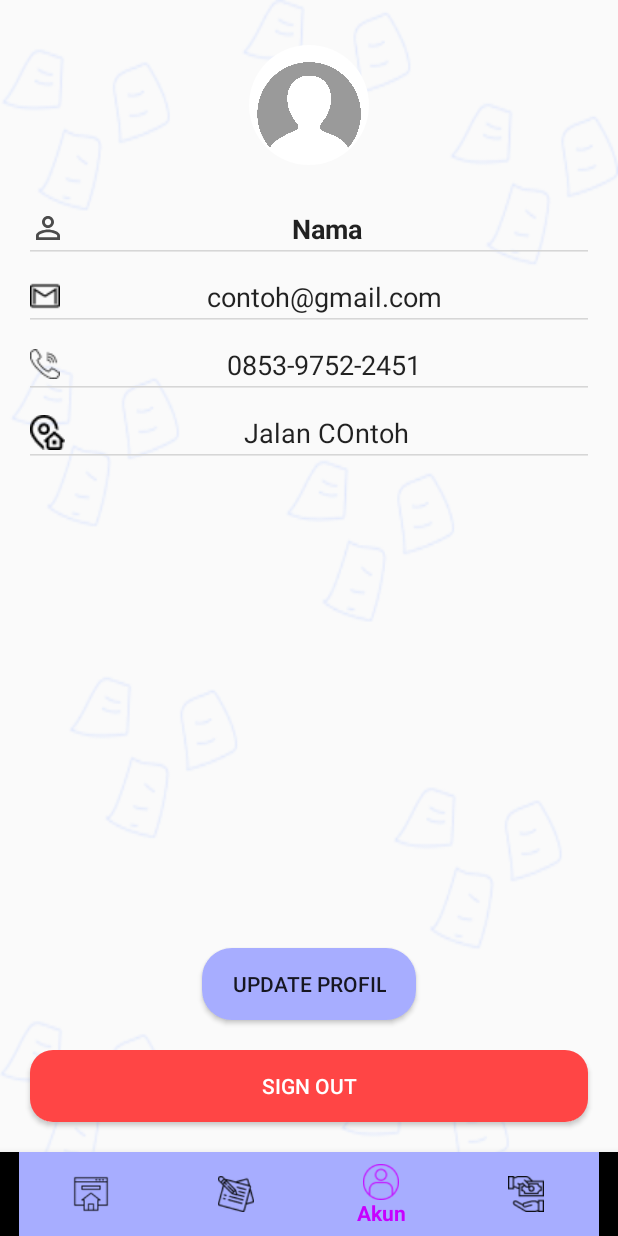
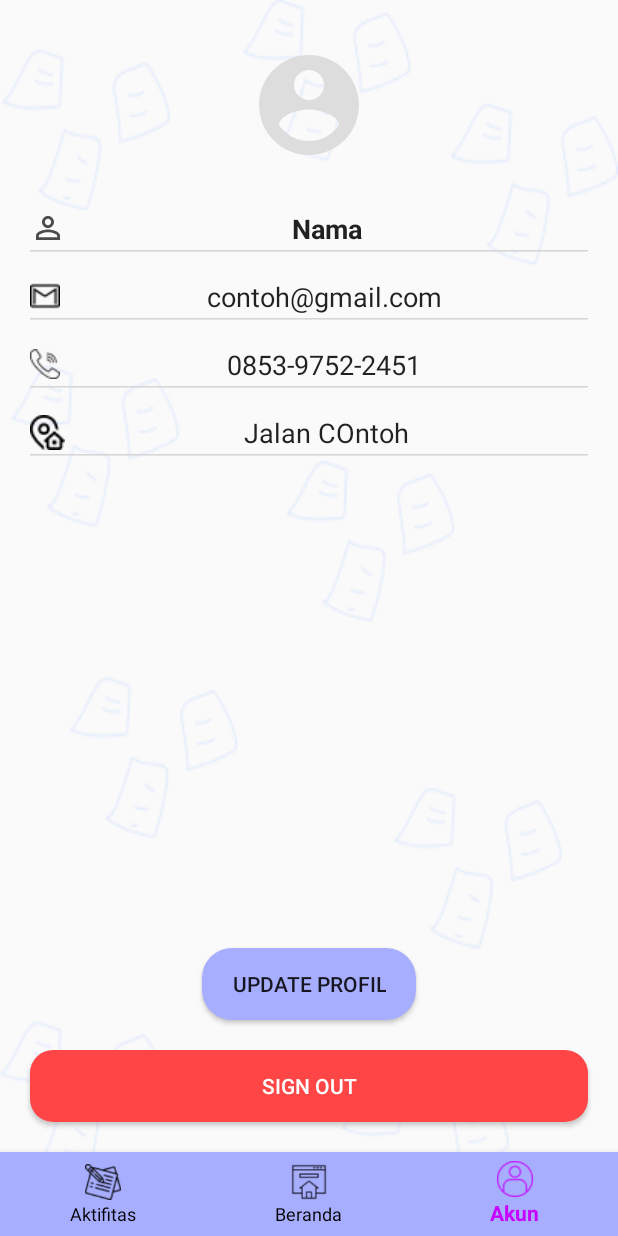
Before and after one commit to aliAsgarZainalAbidin/project-O2, an Android app: the DashboardPelangganActivity screen opened directly, with no data from a screen before it, item 3 of the bottom bar chosen, on a phone screen of 412 x 824 dp. Run offline under Robolectric (Android 15) with nearby library versions, the phone set to English and light mode, and no system bars; our stand-ins replace CircleImageView, Picasso; pictures from the network do not load; 9 statements that could not run were skipped.

Commit message:
Fix Error Fragment Akun

```diff
--- a/app/src/main/java/com/oa/needyou/pelanggan/DashboardPelangganActivity.java
+++ b/app/src/main/java/com/oa/needyou/pelanggan/DashboardPelangganActivity.java
@@ -40,6 +40,7 @@ public class DashboardPelangganActivity extends AppCompatActivity {
         bottomNavigationView = findViewById(R.id.bottom_navigation);
         getBundle();
         bottomNavigationView.setOnNavigationItemSelectedListener(onNavigationItemSelectedListener);
+        bottomNavigationView.setSelectedItemId(R.id.btn_beranda);
         openFragment(new BerandaFragment());
     }
 
@@ -93,9 +94,9 @@ public class DashboardPelangganActivity extends AppCompatActivity {
                     openFragment(new AktifitasFragment());
                     return true;
 
-                case R.id.btn_pembayaran:
-                    openFragment(new PembayaranFragment());
-                    return true;
+//                case R.id.btn_pembayaran:
+//                    openFragment(new PembayaranFragment());
+//                    return true;
 
 //                case R.id.btn_pesan:
 //                    openFragment(new PesanFragment());
--- a/app/src/main/java/com/oa/needyou/pelanggan/akun/AkunFragment.java
+++ b/app/src/main/java/com/oa/needyou/pelanggan/akun/AkunFragment.java
@@ -168,8 +168,7 @@ public class AkunFragment extends Fragment {
 
                         String foto = URL_IP.ALAMAT_IP+path;
 
-                        Picasso.with(getActivity()).load(foto).error(R.drawable.img_circle).placeholder(R.drawable.img_circle).into(foto_profil);
-
+                        Picasso.with(getContext()).load(foto).error(R.drawable.ic_baseline_account_circle_24).placeholder(R.drawable.ic_baseline_account_circle_24).into(foto_profil);
 
                         if (!telpon.isEmpty()||!telpon.equals("")){
                             et_telpon.setText(telpon);
--- /dev/null
+++ b/app/src/main/res/drawable/ic_baseline_account_circle_24.xml
@@ -0,0 +1,5 @@
+<vector android:height="24dp" android:tint="#DDDDDD"
+    android:viewportHeight="24" android:viewportWidth="24"
+    android:width="24dp" xmlns:android="http://schemas.android.com/apk/res/android">
+    <path android:fillColor="@android:color/white" android:pathData="M12,2C6.48,2 2,6.48 2,12s4.48,10 10,10 10,-4.48 10,-10S17.52,2 12,2zM12,5c1.66,0 3,1.34 3,3s-1.34,3 -3,3 -3,-1.34 -3,-3 1.34,-3 3,-3zM12,19.2c-2.5,0 -4.71,-1.28 -6,-3.22 0.03,-1.99 4,-3.08 6,-3.08 1.99,0 5.97,1.09 6,3.08 -1.29,1.94 -3.5,3.22 -6,3.22z"/>
+</vector>
--- a/app/src/main/res/layout/activity_delivery_pekerja.xml
+++ b/app/src/main/res/layout/activity_delivery_pekerja.xml
@@ -85,6 +85,7 @@
                 app:layout_constraintTop_toTopOf="@+id/tv_nama_pelanggan" />
 
             <ImageView
+                android:visibility="invisible"
                 android:id="@+id/img_sms"
                 android:layout_width="wrap_content"
                 android:layout_height="wrap_content"
--- a/app/src/main/res/layout/fragment_akun.xml
+++ b/app/src/main/res/layout/fragment_akun.xml
@@ -1,5 +1,6 @@
 <?xml version="1.0" encoding="utf-8"?>
 <RelativeLayout xmlns:android="http://schemas.android.com/apk/res/android"
+    xmlns:app="http://schemas.android.com/apk/res-auto"
     android:layout_width="match_parent"
     android:layout_height="match_parent">
 
@@ -9,7 +10,7 @@
         android:layout_height="80dp"
         android:layout_centerHorizontal="true"
         android:layout_marginTop="30dp"
-        android:src="@drawable/img_circle" />
+        app:srcCompat="@drawable/ic_baseline_account_circle_24" />
 
     <EditText
         android:id="@+id/et_nama_update"
--- a/app/src/main/res/menu/bottom_nav_menu.xml
+++ b/app/src/main/res/menu/bottom_nav_menu.xml
@@ -1,14 +1,6 @@
 <?xml version="1.0" encoding="utf-8"?>
 <menu xmlns:android="http://schemas.android.com/apk/res/android"
     xmlns:app="http://schemas.android.com/apk/res-auto">
-
-
-    <item
-        android:id="@+id/btn_beranda"
-        android:enabled="true"
-        android:icon="@drawable/ic_beranda"
-        android:title="Beranda" />
-
 
     <item
         android:id="@+id/btn_aktifitas"
@@ -17,16 +9,22 @@
         android:title="Aktifitas" />
 
     <item
+        android:id="@+id/btn_beranda"
+        android:enabled="true"
+        android:icon="@drawable/ic_beranda"
+        android:title="Beranda" />
+
+    <item
         android:id="@+id/btn_akun"
         android:enabled="true"
         android:icon="@drawable/icon_profile"
         android:title="Akun" />
 
-    <item
-        android:id="@+id/btn_pembayaran"
-        android:enabled="true"
-        android:icon="@drawable/icon_pembayaran"
-        android:title="Pembayaran" />
+<!--    <item-->
+<!--        android:id="@+id/btn_pembayaran"-->
+<!--        android:enabled="true"-->
+<!--        android:icon="@drawable/icon_pembayaran"-->
+<!--        android:title="Pembayaran" />-->
 
 <!--    <item-->
 <!--        android:id="@+id/btn_pesan"-->
```
